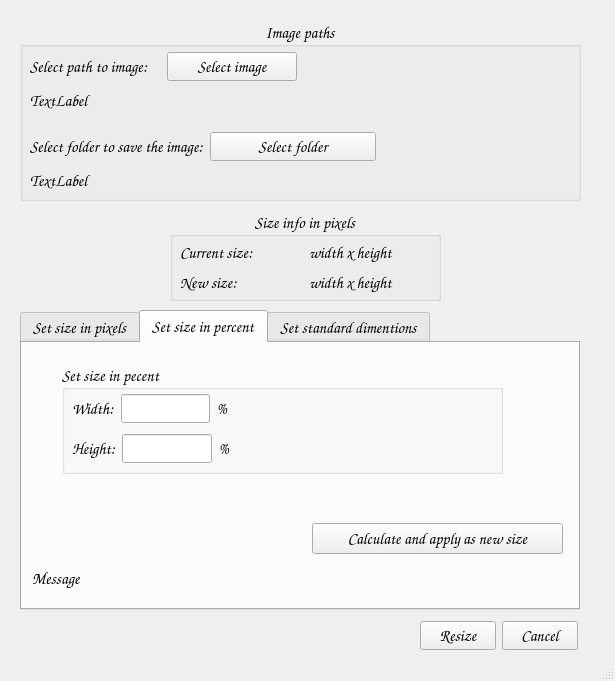
piotrekgelert/Image-resizer-tool, file App_main/UI/image_resize.ui: the form before one commit.
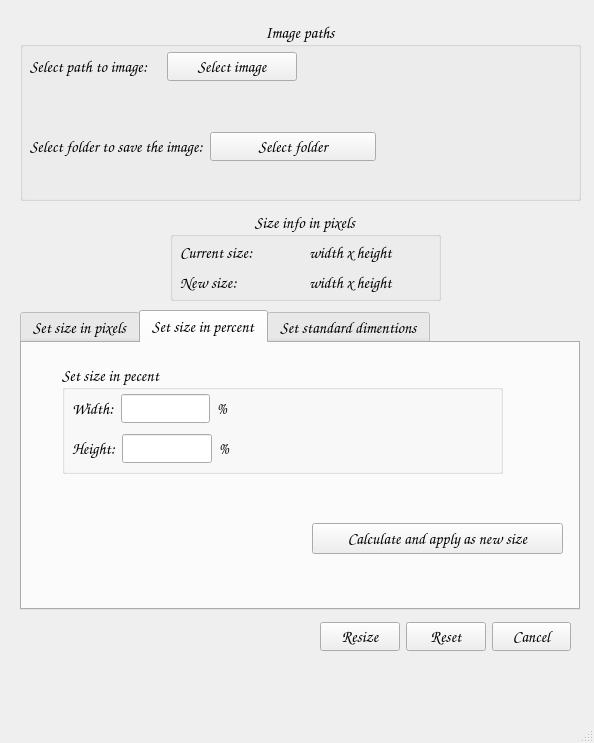
The form after the commit. The open tabs and pages were chosen to show the change.

What changed in the file:
```diff
--- a/App_main/UI/image_resize.ui
+++ b/App_main/UI/image_resize.ui
@@ -6,8 +6,8 @@
    <rect>
     <x>0</x>
     <y>0</y>
-    <width>615</width>
-    <height>681</height>
+    <width>594</width>
+    <height>743</height>
    </rect>
   </property>
   <property name="font">
@@ -91,19 +91,6 @@
      </layout>
     </widget>
    </widget>
-   <widget class="QLabel" name="lb_message">
-    <property name="geometry">
-     <rect>
-      <x>40</x>
-      <y>690</y>
-      <width>621</width>
-      <height>31</height>
-     </rect>
-    </property>
-    <property name="text">
-     <string>Message</string>
-    </property>
-   </widget>
    <widget class="QGroupBox" name="gb_image_paths">
     <property name="geometry">
      <rect>
@@ -137,9 +124,6 @@
        <height>21</height>
       </rect>
      </property>
-     <property name="text">
-      <string>TextLabel</string>
-     </property>
     </widget>
     <widget class="QLabel" name="lb_folder_path">
      <property name="geometry">
@@ -150,9 +134,6 @@
        <height>21</height>
       </rect>
      </property>
-     <property name="text">
-      <string>TextLabel</string>
-     </property>
     </widget>
     <widget class="QWidget" name="layoutWidget_8">
      <property name="geometry">
@@ -323,7 +304,7 @@
        </rect>
       </property>
       <property name="text">
-       <string>Message</string>
+       <string/>
       </property>
      </widget>
      <widget class="QPushButton" name="pb_calculate_pixels">
@@ -433,9 +414,6 @@
         <height>31</height>
        </rect>
       </property>
-      <property name="text">
-       <string>Message</string>
-      </property>
      </widget>
      <widget class="QPushButton" name="pb_calculate_percent">
       <property name="geometry">
@@ -606,9 +584,6 @@
         <height>31</height>
        </rect>
       </property>
-      <property name="text">
-       <string>Message</string>
-      </property>
      </widget>
      <widget class="QPushButton" name="pb_apply_size">
       <property name="geometry">
@@ -628,10 +603,10 @@
    <widget class="QWidget" name="layoutWidget_11">
     <property name="geometry">
      <rect>
-      <x>420</x>
+      <x>320</x>
       <y>620</y>
-      <width>158</width>
-      <height>31</height>
+      <width>251</width>
+      <height>33</height>
      </rect>
     </property>
     <layout class="QHBoxLayout" name="hl_resize_buttons">
@@ -642,6 +617,13 @@
        </property>
       </widget>
      </item>
+     <item>
+      <widget class="QPushButton" name="pb_reset">
+       <property name="text">
+        <string>Reset</string>
+       </property>
+      </widget>
+     </item>
      <item>
       <widget class="QPushButton" name="pb_cancel">
        <property name="text">
@@ -651,6 +633,19 @@
      </item>
     </layout>
    </widget>
+   <widget class="QLabel" name="lb_main_window">
+    <property name="geometry">
+     <rect>
+      <x>20</x>
+      <y>670</y>
+      <width>561</width>
+      <height>31</height>
+     </rect>
+    </property>
+    <property name="text">
+     <string/>
+    </property>
+   </widget>
   </widget>
   <widget class="QStatusBar" name="statusbar"/>
  </widget>
```
